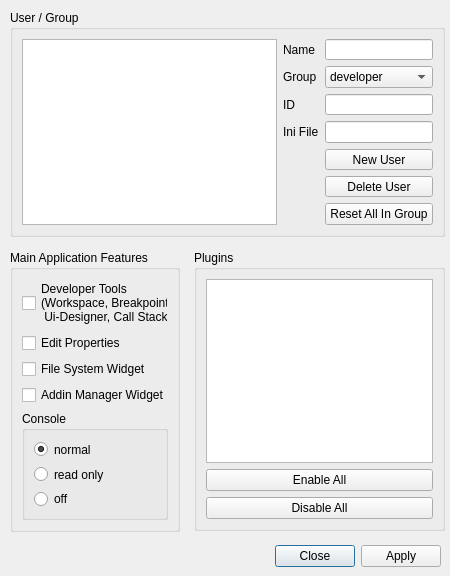
First picture: the form in Qitom/widgets/userManagement.ui, repository itom-project/itom, before the edit.
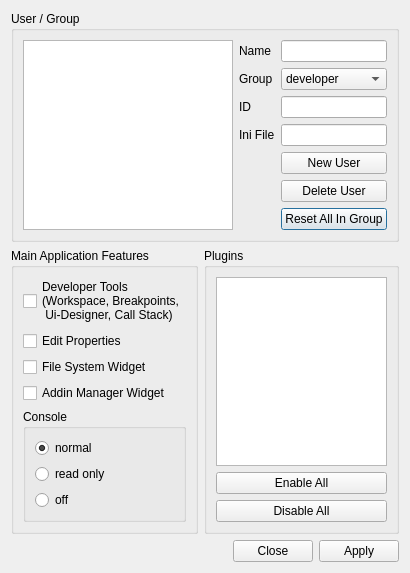
Second picture: the form after the edit.

Commit message: layout for userManagement dialog added

What changed in the file:
```diff
--- a/Qitom/widgets/userManagement.ui
+++ b/Qitom/widgets/userManagement.ui
@@ -6,151 +6,16 @@
    <rect>
     <x>0</x>
     <y>0</y>
-    <width>450</width>
-    <height>576</height>
+    <width>410</width>
+    <height>568</height>
    </rect>
   </property>
   <property name="windowTitle">
    <string>User Management</string>
   </property>
-  <widget class="QDialogButtonBox" name="buttonBox">
-   <property name="geometry">
-    <rect>
-     <x>100</x>
-     <y>540</y>
-     <width>341</width>
-     <height>32</height>
-    </rect>
-   </property>
-   <property name="orientation">
-    <enum>Qt::Horizontal</enum>
-   </property>
-   <property name="standardButtons">
-    <set>QDialogButtonBox::Apply|QDialogButtonBox::Close</set>
-   </property>
-   <property name="centerButtons">
-    <bool>false</bool>
-   </property>
-  </widget>
-  <widget class="QGroupBox" name="groupBox_plugins">
-   <property name="geometry">
-    <rect>
-     <x>194</x>
-     <y>250</y>
-     <width>251</width>
-     <height>281</height>
-    </rect>
-   </property>
-   <property name="title">
-    <string>Plugins</string>
-   </property>
-   <layout class="QVBoxLayout" name="verticalLayout_3">
+  <layout class="QVBoxLayout" name="verticalLayout_5">
     <item>
-     <widget class="QTableView" name="pluginTable"/>
-    </item>
-    <item>
-     <widget class="QPushButton" name="pushButton_pluginsEnableAll">
-      <property name="text">
-       <string>Enable All</string>
-      </property>
-     </widget>
-    </item>
-    <item>
-     <widget class="QPushButton" name="pushButton_disableAll">
-      <property name="text">
-       <string>Disable All</string>
-      </property>
-     </widget>
-    </item>
-   </layout>
-  </widget>
-  <widget class="QGroupBox" name="groupBox_features">
-   <property name="geometry">
-    <rect>
-     <x>10</x>
-     <y>250</y>
-     <width>170</width>
-     <height>282</height>
-    </rect>
-   </property>
-   <property name="title">
-    <string>Main Application Features</string>
-   </property>
-   <layout class="QVBoxLayout" name="verticalLayout_2">
-    <item>
-     <widget class="QCheckBox" name="checkBox_devTools">
-      <property name="text">
-       <string>Developer Tools
-(Workspace, Breakpoints,
- Ui-Designer, Call Stack)</string>
-      </property>
-     </widget>
-    </item>
-    <item>
-     <widget class="QCheckBox" name="checkBox_editProperties">
-      <property name="text">
-       <string>Edit Properties</string>
-      </property>
-     </widget>
-    </item>
-    <item>
-     <widget class="QCheckBox" name="checkBox_fileSystem">
-      <property name="text">
-       <string>File System Widget</string>
-      </property>
-     </widget>
-    </item>
-    <item>
-     <widget class="QCheckBox" name="checkBox_addInManager">
-      <property name="text">
-       <string>Addin Manager Widget</string>
-      </property>
-     </widget>
-    </item>
-    <item>
-     <widget class="QGroupBox" name="groupBox_console">
-      <property name="title">
-       <string>Console</string>
-      </property>
-      <layout class="QVBoxLayout" name="verticalLayout">
-       <item>
-        <widget class="QRadioButton" name="radioButton_consoleNormal">
-         <property name="text">
-          <string>normal</string>
-         </property>
-         <property name="checked">
-          <bool>true</bool>
-         </property>
-        </widget>
-       </item>
-       <item>
-        <widget class="QRadioButton" name="radioButton_consoleRO">
-         <property name="text">
-          <string>read only</string>
-         </property>
-        </widget>
-       </item>
-       <item>
-        <widget class="QRadioButton" name="radioButton_consoleOff">
-         <property name="text">
-          <string>off</string>
-         </property>
-        </widget>
-       </item>
-      </layout>
-     </widget>
-    </item>
-   </layout>
-  </widget>
   <widget class="QGroupBox" name="groupBox_user">
-   <property name="geometry">
-    <rect>
-     <x>10</x>
-     <y>10</y>
-     <width>435</width>
-     <height>227</height>
-    </rect>
-   </property>
    <property name="title">
     <string>User / Group</string>
    </property>
@@ -261,6 +126,136 @@
     </item>
    </layout>
   </widget>
+   </item>
+   <item>
+    <layout class="QHBoxLayout" name="horizontalLayout_2">
+     <item>
+      <widget class="QGroupBox" name="groupBox_features">
+       <property name="title">
+        <string>Main Application Features</string>
+       </property>
+       <layout class="QVBoxLayout" name="verticalLayout_2">
+        <item>
+         <widget class="QCheckBox" name="checkBox_devTools">
+          <property name="text">
+           <string>Developer Tools
+(Workspace, Breakpoints,
+ Ui-Designer, Call Stack)</string>
+          </property>
+         </widget>
+        </item>
+        <item>
+         <widget class="QCheckBox" name="checkBox_editProperties">
+          <property name="text">
+           <string>Edit Properties</string>
+          </property>
+         </widget>
+        </item>
+        <item>
+         <widget class="QCheckBox" name="checkBox_fileSystem">
+          <property name="text">
+           <string>File System Widget</string>
+          </property>
+         </widget>
+        </item>
+        <item>
+         <widget class="QCheckBox" name="checkBox_addInManager">
+          <property name="text">
+           <string>Addin Manager Widget</string>
+          </property>
+         </widget>
+        </item>
+        <item>
+         <widget class="QGroupBox" name="groupBox_console">
+          <property name="title">
+           <string>Console</string>
+          </property>
+          <layout class="QVBoxLayout" name="verticalLayout">
+           <item>
+            <widget class="QRadioButton" name="radioButton_consoleNormal">
+             <property name="text">
+              <string>normal</string>
+             </property>
+             <property name="checked">
+              <bool>true</bool>
+             </property>
+            </widget>
+           </item>
+           <item>
+            <widget class="QRadioButton" name="radioButton_consoleRO">
+             <property name="text">
+              <string>read only</string>
+             </property>
+            </widget>
+           </item>
+           <item>
+            <widget class="QRadioButton" name="radioButton_consoleOff">
+             <property name="text">
+              <string>off</string>
+             </property>
+            </widget>
+           </item>
+          </layout>
+         </widget>
+        </item>
+        <item>
+         <spacer name="verticalSpacer">
+          <property name="orientation">
+           <enum>Qt::Vertical</enum>
+          </property>
+          <property name="sizeHint" stdset="0">
+           <size>
+            <width>20</width>
+            <height>40</height>
+           </size>
+          </property>
+         </spacer>
+        </item>
+       </layout>
+      </widget>
+     </item>
+     <item>
+      <widget class="QGroupBox" name="groupBox_plugins">
+       <property name="title">
+        <string>Plugins</string>
+       </property>
+       <layout class="QVBoxLayout" name="verticalLayout_3">
+        <item>
+         <widget class="QTableView" name="pluginTable"/>
+        </item>
+        <item>
+         <widget class="QPushButton" name="pushButton_pluginsEnableAll">
+          <property name="text">
+           <string>Enable All</string>
+          </property>
+         </widget>
+        </item>
+        <item>
+         <widget class="QPushButton" name="pushButton_disableAll">
+          <property name="text">
+           <string>Disable All</string>
+          </property>
+         </widget>
+        </item>
+       </layout>
+      </widget>
+     </item>
+    </layout>
+   </item>
+   <item>
+    <widget class="QDialogButtonBox" name="buttonBox">
+     <property name="orientation">
+      <enum>Qt::Horizontal</enum>
+     </property>
+     <property name="standardButtons">
+      <set>QDialogButtonBox::Apply|QDialogButtonBox::Close</set>
+     </property>
+     <property name="centerButtons">
+      <bool>false</bool>
+     </property>
+    </widget>
+   </item>
+  </layout>
  </widget>
  <resources/>
  <connections>
```
Lines whose indentation alone changed are shown as unchanged.
